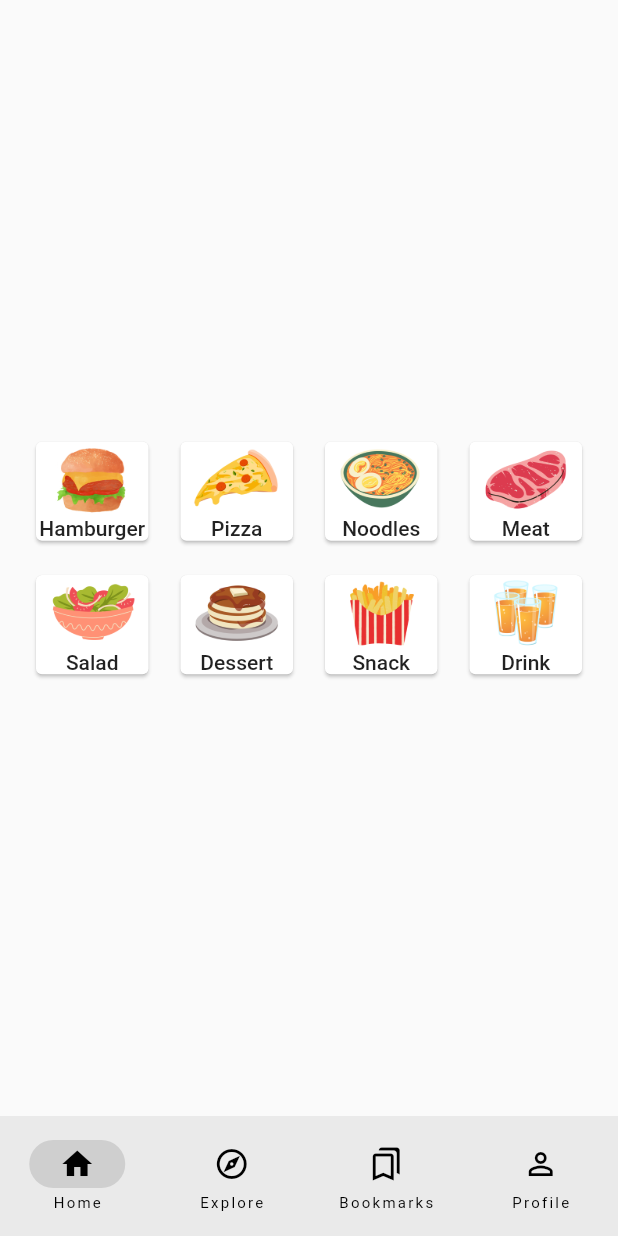
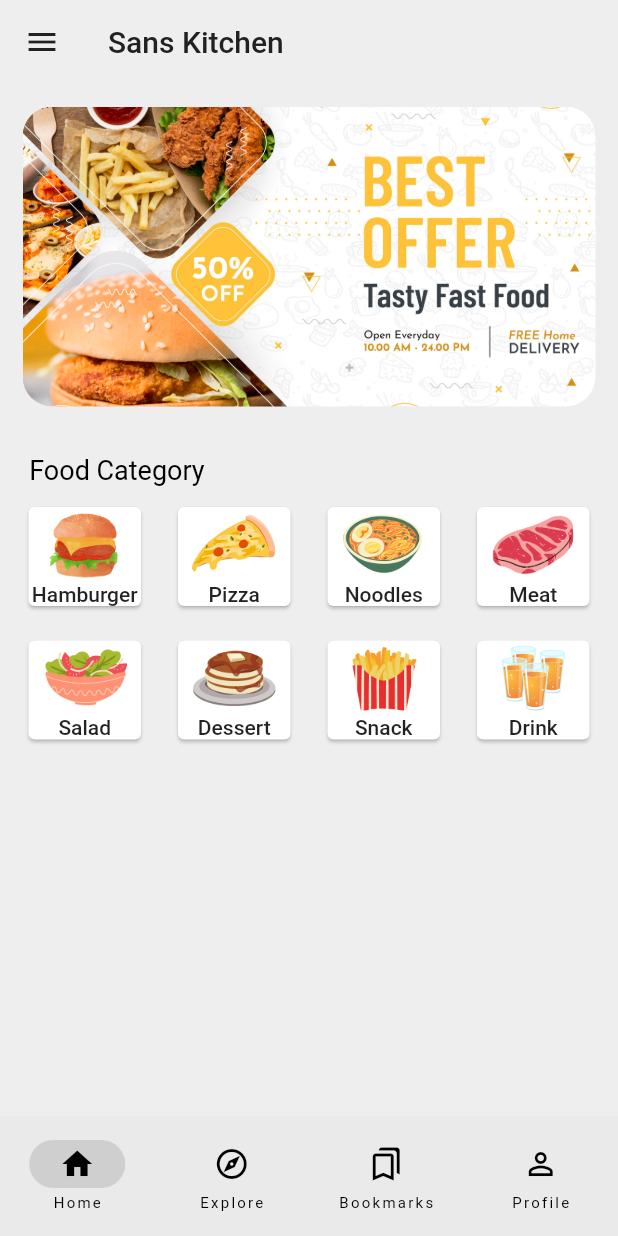
Before and after one commit to nichotacos/PBP_2_Restaurant_Private, a Flutter app: the screen it shows after launch, on a phone screen of 412 x 824 dp. Run offline on Flutter 3.47's test engine with Material 2 defaults, Android fonts, the phone set to English and light mode, and no system bars.

Commit message:
Update category, banner homepage

```diff
--- a/lib/view/homePage.dart
+++ b/lib/view/homePage.dart
@@ -1,4 +1,5 @@
 import 'package:flutter/material.dart';
+import 'package:flutter/services.dart';
 
 class HomePage extends StatelessWidget {
   const HomePage({super.key});
@@ -6,16 +7,69 @@ class HomePage extends StatelessWidget {
   @override
   Widget build(BuildContext context) {
     return Scaffold(
-      body: SafeArea(
-        child: Padding(
-          padding: const EdgeInsets.all(20.0),
-          child: Column(
+      backgroundColor: const Color.fromARGB(255, 238, 238, 238),
+      appBar: AppBar(
+        backgroundColor: Colors.transparent,
+        elevation: 0,
+        leading: Icon(
+          Icons.menu,
+          color: Colors.grey[900],
+        ),
+        title: Text(
+          "Sans Kitchen",
+          style: TextStyle(color: Colors.grey[900]),
+          textAlign: TextAlign.center,
+        ),
+      ),
+      body: Padding(
+        padding: const EdgeInsets.all(15.0),
+        child: Stack(
+          children: [
+            Positioned(child: _buildHighlight()),
+            Positioned(child: _buildCategory()),
+          ],
+        ),
+      ),
+    );
+  }
+
+  Widget _buildHighlight() {
+    return Container(
+      height: 200,
+      padding: const EdgeInsets.all(25),
+      decoration: BoxDecoration(
+        borderRadius: BorderRadius.circular(20),
+        image: DecorationImage(
+          image: AssetImage('assets/images/Banner-Home.png'),
+          fit: BoxFit.cover,
+        ),
+      ),
+    );
+  }
+
+  Widget _buildCategory() {
+    return Column(
       mainAxisAlignment: MainAxisAlignment.center,
       children: [
         Row(
+          children: [
+            Text(
+              ' Food Category',
+              style: TextStyle(
+                  color: Colors.black,
+                  fontSize: 18,
+                  fontWeight: FontWeight.w400),
+            )
+          ],
+        ),
+        const SizedBox(
+          height: 10,
+        ),
+        Row(
           mainAxisAlignment: MainAxisAlignment.spaceBetween,
           children: [
-                  Card(child: InkWell(
+            Card(
+              child: InkWell(
                 child: Column(
                   children: [
                     Container(
@@ -33,8 +87,10 @@ class HomePage extends StatelessWidget {
                     ),
                   ],
                 ),
-                      ),),
-                  Card(child: InkWell(
+              ),
+            ),
+            Card(
+              child: InkWell(
                   child: Column(
                 children: [
                   Container(
@@ -51,8 +107,10 @@ class HomePage extends StatelessWidget {
                     ),
                   ),
                 ],
-                  )),),
-                  Card(child: InkWell(
+              )),
+            ),
+            Card(
+                child: InkWell(
                     child: Column(
               children: [
                 Container(
@@ -70,7 +128,8 @@ class HomePage extends StatelessWidget {
                 ),
               ],
             ))),
-                  Card(child: InkWell(
+            Card(
+                child: InkWell(
                     child: Column(
               children: [
                 Container(
@@ -96,7 +155,8 @@ class HomePage extends StatelessWidget {
         Row(
           mainAxisAlignment: MainAxisAlignment.spaceBetween,
           children: [
-                  Card(child: InkWell(
+            Card(
+                child: InkWell(
                     child: Column(
               children: [
                 Container(
@@ -114,7 +174,8 @@ class HomePage extends StatelessWidget {
                 ),
               ],
             ))),
-                  Card(child: InkWell(
+            Card(
+                child: InkWell(
                     child: Column(
               children: [
                 Container(
@@ -132,7 +193,8 @@ class HomePage extends StatelessWidget {
                 ),
               ],
             ))),
-                  Card(child: InkWell(
+            Card(
+                child: InkWell(
                     child: Column(
               children: [
                 Container(
@@ -150,7 +212,8 @@ class HomePage extends StatelessWidget {
                 ),
               ],
             ))),
-                  Card(child: InkWell(
+            Card(
+                child: InkWell(
                     child: Column(
               children: [
                 Container(
@@ -174,9 +237,6 @@ class HomePage extends StatelessWidget {
           children: [],
         )
       ],
-          ),
-        ),
-      ),
     );
   }
 }
```
Also changed, not shown: pubspec.yaml (+7 -0 lines), assets/images/Banner-Home.png (added), lib/component/button.dart (added), pubspec.lock, 1 other file. Lines whose indentation alone changed are shown as unchanged.
